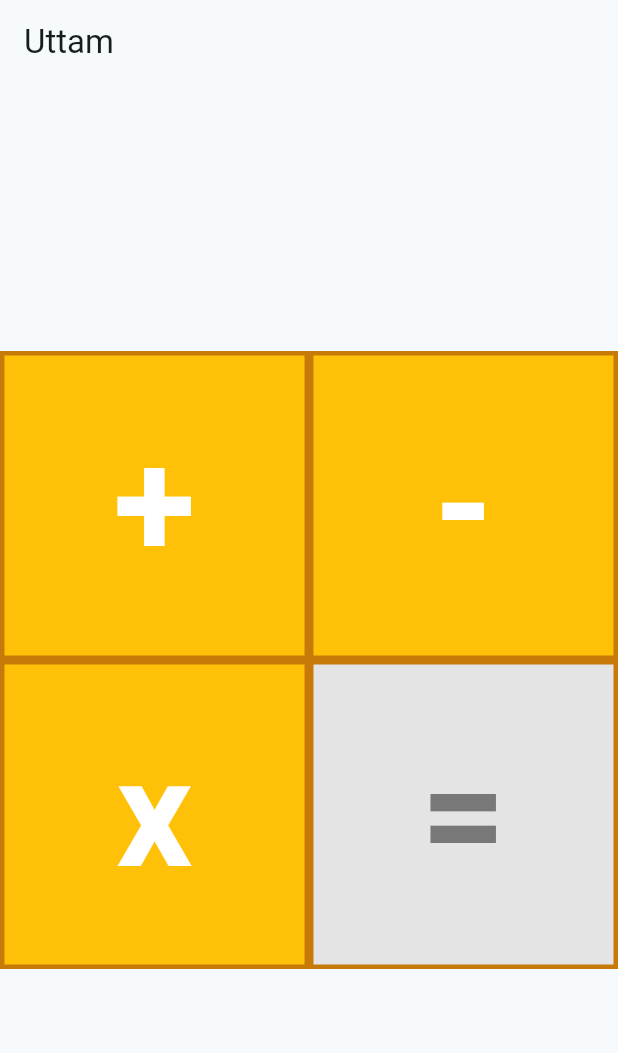
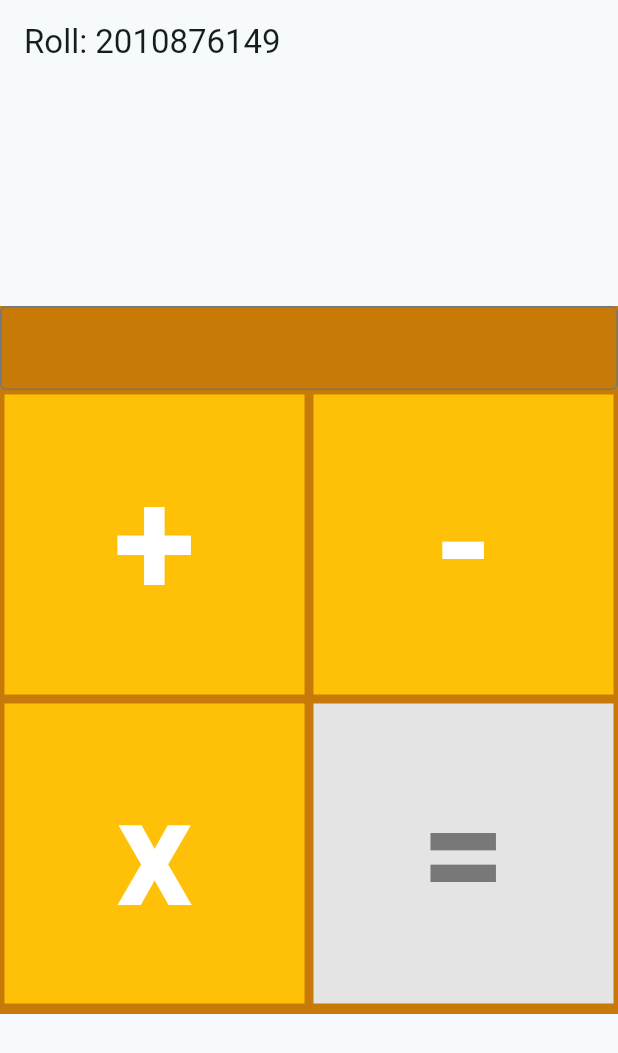
Before and after one commit to Uttam-Sarkar/Flutter_calculatorApps, a Flutter app: the screen it shows after launch, on a phone screen of 412 x 824 dp. Shown: the top 1053 px of the screen. Run offline on Flutter 3.47's test engine with Material 2 defaults, Android fonts, the phone set to English and light mode, and no system bars.

Commit message:
Add a text field

```diff
--- a/lib/main.dart
+++ b/lib/main.dart
@@ -39,19 +39,25 @@ class _MyHomePageState extends State<MyHomePage> {
         appBar: AppBar(
           // Here we take the value from the MyHomePage object that was created by
           // the App.build method, and use it to set our appbar title.
-          title: Text('Uttam'),
+          title: Text('Roll: 2010876149'),
         ),
         body: Center(
           child: SingleChildScrollView(
             scrollDirection: Axis.horizontal,
             child: Container(
               color: Color.fromRGBO(200,122,9, 100),
-              height: 412,
+              height: 472,
               width: 412,
               child: SingleChildScrollView(
                 child: Column(
                   //mainAxisAlignment: MainAxisAlignment.spaceAround,
                   children: [
+                    TextField(
+                      decoration: InputDecoration(
+                        border: OutlineInputBorder()
+                      ),
+
+                    ),
                     Row(
                       //mainAxisAlignment: MainAxisAlignment.spaceAround,
 
```
